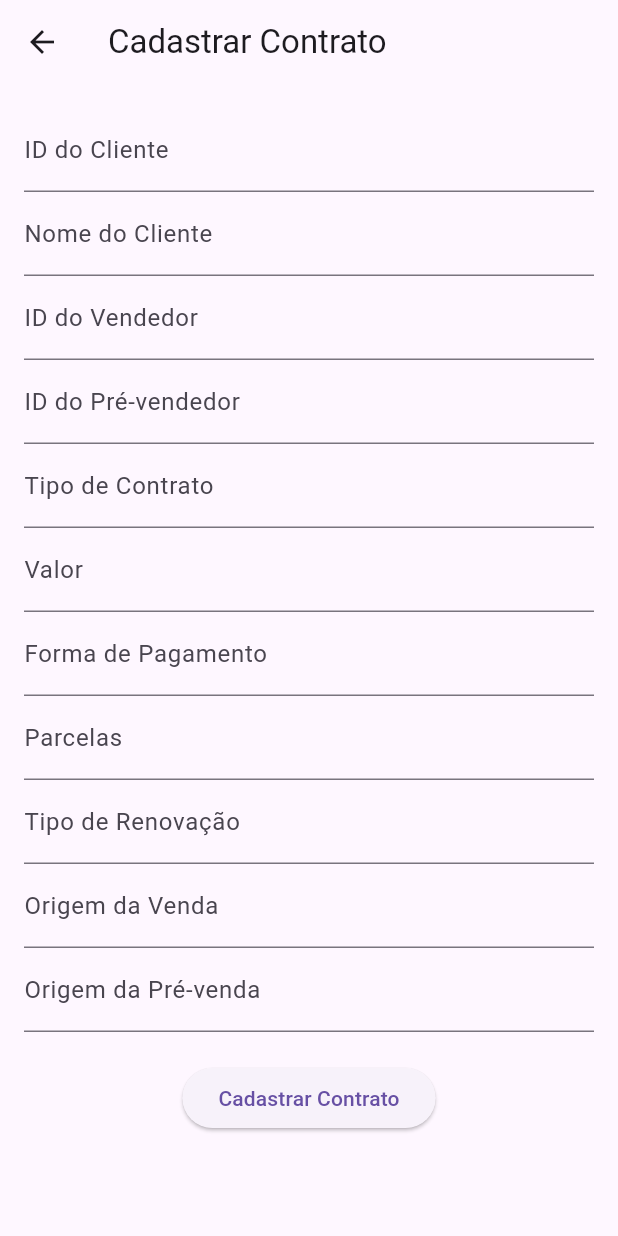
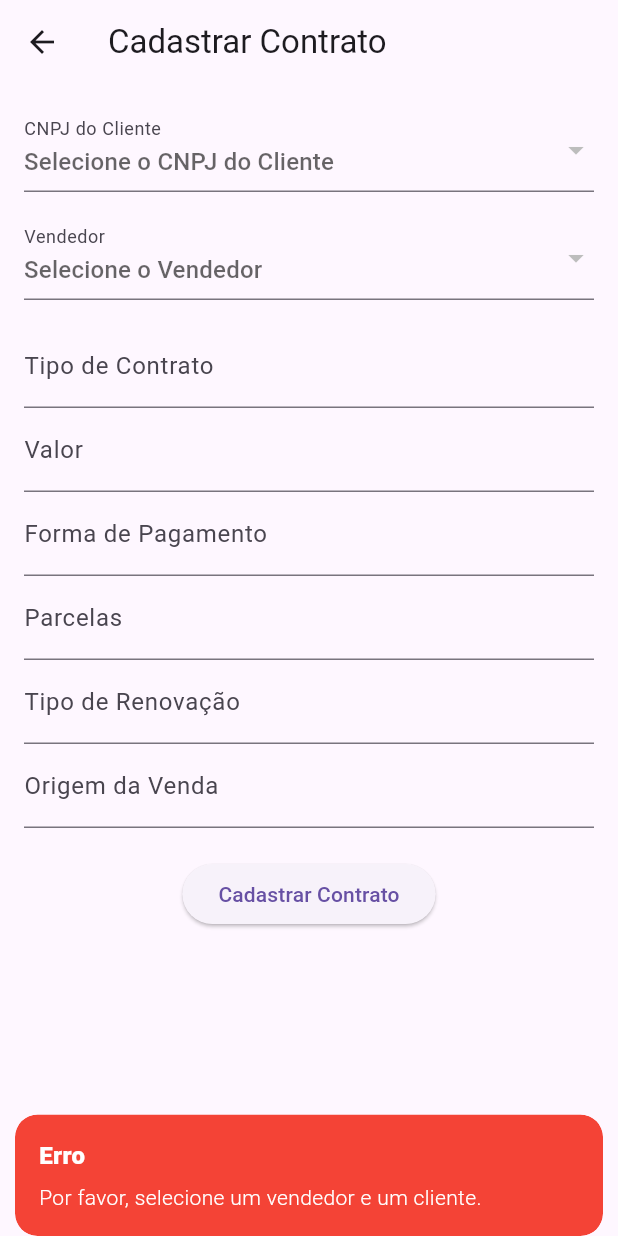
Before and after one commit to Raizhe/comissao-flutter-web, a Flutter app: the ContractFormPage screen opened by its route, after a tap on "Cadastrar Contrato", on a phone screen of 412 x 824 dp. Run offline on Flutter 3.47's test engine with Material 3 defaults, Android fonts, the phone set to English and light mode, and no system bars; our stand-ins replace cloud_firestore, firebase_auth, firebase_core, fl_chart, flutter_masked_text2, get; accounts and stored records are empty.

Commit message:
contract form updated

```diff
--- a/lib/data/models/contract_model.dart
+++ b/lib/data/models/contract_model.dart
@@ -3,10 +3,9 @@ import 'package:cloud_firestore/cloud_firestore.dart';
 
 class ContractModel {
   final String contractId;
-  final String clientId;
+  final String clientCNPJ; // Substituindo clientId por clientCNPJ
   final String clientName;
   final String sellerId;
-  final String preSellerId;
   final String type;
   final double amount;
   final DateTime startDate;
@@ -17,14 +16,12 @@ class ContractModel {
   final int installments;
   final String renewalType;
   final String salesOrigin;
-  final String preSalesOrigin;
 
   ContractModel({
     required this.contractId,
-    required this.clientId,
+    required this.clientCNPJ,
     required this.clientName,
     required this.sellerId,
-    required this.preSellerId,
     required this.type,
     required this.amount,
     required this.startDate,
@@ -35,28 +32,25 @@ class ContractModel {
     required this.installments,
     required this.renewalType,
     required this.salesOrigin,
-    required this.preSalesOrigin,
   });
 
   // Método para converter de Firestore para ContractModel
   factory ContractModel.fromFirestore(Map<String, dynamic> data) {
     return ContractModel(
       contractId: data['contractId'] ?? '',
-      clientId: data['clientId'] ?? '',
+      clientCNPJ: data['clientCNPJ'] ?? '',
       clientName: data['clientName'] ?? '',
       sellerId: data['sellerId'] ?? '',
-      preSellerId: data['preSellerId'] ?? '',
       type: data['type'] ?? '',
-      amount: (data['amount'] as num).toDouble(), // Conversão garantida para double
+      amount: (data['amount'] as num).toDouble(),
       startDate: (data['startDate'] as Timestamp).toDate(),
       endDate: data['endDate'] != null ? (data['endDate'] as Timestamp).toDate() : null,
       status: data['status'] ?? '',
       createdAt: (data['createdAt'] as Timestamp).toDate(),
       paymentMethod: data['paymentMethod'] ?? '',
-      installments: (data['installments'] as num).toInt(), // Conversão garantida para int
+      installments: (data['installments'] as num).toInt(),
       renewalType: data['renewalType'] ?? '',
       salesOrigin: data['salesOrigin'] ?? '',
-      preSalesOrigin: data['preSalesOrigin'] ?? '',
     );
   }
 
@@ -64,10 +58,9 @@ class ContractModel {
   Map<String, dynamic> toFirestore() {
     return {
       'contractId': contractId,
-      'clientId': clientId,
+      'clientCNPJ': clientCNPJ,
       'clientName': clientName,
       'sellerId': sellerId,
-      'preSellerId': preSellerId,
       'type': type,
       'amount': amount,
       'startDate': startDate,
@@ -78,7 +71,6 @@ class ContractModel {
       'installments': installments,
       'renewalType': renewalType,
       'salesOrigin': salesOrigin,
-      'preSalesOrigin': preSalesOrigin,
     };
   }
 }
--- a/lib/presentation/screens/contract/contract_form_page.dart
+++ b/lib/presentation/screens/contract/contract_form_page.dart
@@ -1,50 +1,128 @@
-import 'package:comissao_flutter_web/presentation/screens/contract/controllers/contracts_controller.dart';
+// lib/presentation/screens/contract/contract_form_page.dart
 import 'package:flutter/material.dart';
 import 'package:get/get.dart';
 import 'package:uuid/uuid.dart';
+import 'package:cloud_firestore/cloud_firestore.dart';
 import '../../../data/models/contract_model.dart';
+import '../contract/controllers/contracts_controller.dart';
 
+class ContractFormPage extends StatefulWidget {
+  const ContractFormPage({Key? key}) : super(key: key);
 
-class ContractFormPage extends StatelessWidget {
+  @override
+  _ContractFormPageState createState() => _ContractFormPageState();
+}
+
+class _ContractFormPageState extends State<ContractFormPage> {
   final ContractController _contractController = Get.put(ContractController());
 
-  final _clientIdController = TextEditingController();
-  final _clientNameController = TextEditingController();
-  final _sellerIdController = TextEditingController();
-  final _preSellerIdController = TextEditingController();
   final _typeController = TextEditingController();
   final _amountController = TextEditingController();
   final _paymentMethodController = TextEditingController();
   final _installmentsController = TextEditingController();
   final _renewalTypeController = TextEditingController();
   final _salesOriginController = TextEditingController();
-  final _preSalesOriginController = TextEditingController();
 
-  ContractFormPage({super.key});
+  String? _selectedSellerId;
+  String? _selectedClientCNPJ;
+  String? _selectedClientName;
+
+  List<Map<String, String>> _sellers = [];
+  List<Map<String, String>> _clients = [];
+
+  @override
+  void initState() {
+    super.initState();
+    _fetchSellers();
+    _fetchClientCNPJs();
+  }
+  Future<void> _fetchSellers() async {
+    QuerySnapshot<Map<String, dynamic>> snapshot =
+    await FirebaseFirestore.instance.collection('sellers').get();
+
+    setState(() {
+      _sellers = snapshot.docs.map((doc) {
+        final data = doc.data();
+        return {
+          'uid': doc.id, // UID do vendedor
+          'name': data['name']?.toString() ?? 'Sem Nome', // Nome como String
+        };
+      }).toList();
+    });
+  }
+
+  Future<void> _fetchClientCNPJs() async {
+    QuerySnapshot<Map<String, dynamic>> snapshot =
+    await FirebaseFirestore.instance.collection('clients').get();
+
+    setState(() {
+      _clients = snapshot.docs.map((doc) {
+        final data = doc.data();
+        return {
+          'cnpj': data['cnpj']?.toString() ?? 'Sem CNPJ', // CNPJ como String
+          'name': data['name']?.toString() ?? 'Sem Nome', // Nome como String
+        };
+      }).toList();
+    });
+  }
+
+
 
   Future<void> _addContract() async {
+    if (_selectedSellerId == null || _selectedClientCNPJ == null) {
+      Get.snackbar(
+        'Erro',
+        'Por favor, selecione um vendedor e um cliente.',
+        backgroundColor: Colors.red,
+        colorText: Colors.white,
+        snackPosition: SnackPosition.BOTTOM,
+      );
+      return;
+    }
+
+    try {
       String contractId = const Uuid().v4();
 
       ContractModel newContract = ContractModel(
         contractId: contractId,
-      clientId: _clientIdController.text.trim(),
-      clientName: _clientNameController.text.trim(),
-      sellerId: _sellerIdController.text.trim(),
-      preSellerId: _preSellerIdController.text.trim(),
+        clientCNPJ: _selectedClientCNPJ!,
+        clientName: _selectedClientName!,
+        sellerId: _selectedSellerId!,
         type: _typeController.text.trim(),
         amount: double.parse(_amountController.text.trim()),
         startDate: DateTime.now(),
-      endDate: null, // Adicione a lógica para escolher uma data final se necessário
-      status: 'ativo', // Definir status inicial
+        endDate: null,
+        status: 'ativo',
         createdAt: DateTime.now(),
         paymentMethod: _paymentMethodController.text.trim(),
         installments: int.parse(_installmentsController.text.trim()),
         renewalType: _renewalTypeController.text.trim(),
         salesOrigin: _salesOriginController.text.trim(),
-      preSalesOrigin: _preSalesOriginController.text.trim(),
       );
 
       await _contractController.addContract(newContract);
+
+      Get.snackbar(
+        'Sucesso',
+        'Contrato cadastrado com sucesso!',
+        backgroundColor: Colors.green,
+        colorText: Colors.white,
+        snackPosition: SnackPosition.BOTTOM,
+        duration: const Duration(seconds: 3),
+      );
+
+      Future.delayed(const Duration(seconds: 1), () {
+        Get.offAllNamed('/home');
+      });
+    } catch (e) {
+      Get.snackbar(
+        'Erro',
+        'Erro ao cadastrar contrato: $e',
+        backgroundColor: Colors.red,
+        colorText: Colors.white,
+        snackPosition: SnackPosition.BOTTOM,
+      );
+    }
   }
 
   @override
@@ -55,24 +133,45 @@ class ContractFormPage extends StatelessWidget {
       ),
       body: Padding(
         padding: const EdgeInsets.all(16.0),
+        child: SingleChildScrollView(
           child: Column(
             children: [
-            TextField(
-              controller: _clientIdController,
-              decoration: const InputDecoration(labelText: 'ID do Cliente'),
+              DropdownButtonFormField<String>(
+                value: _selectedClientCNPJ,
+                hint: const Text('Selecione o CNPJ do Cliente'),
+                items: _clients.map((client) {
+                  return DropdownMenuItem<String>(
+                    value: client['cnpj'],
+                    child: Text('${client['cnpj']} - ${client['name']}'),
+                  );
+                }).toList(),
+                onChanged: (value) {
+                  setState(() {
+                    _selectedClientCNPJ = value;
+                    _selectedClientName = _clients
+                        .firstWhere((client) => client['cnpj'] == value)['name'];
+                  });
+                },
+                decoration: const InputDecoration(labelText: 'CNPJ do Cliente'),
               ),
-            TextField(
-              controller: _clientNameController,
-              decoration: const InputDecoration(labelText: 'Nome do Cliente'),
+              const SizedBox(height: 16),
+              DropdownButtonFormField<String>(
+                value: _selectedSellerId,
+                hint: const Text('Selecione o Vendedor'),
+                items: _sellers.map((seller) {
+                  return DropdownMenuItem<String>(
+                    value: seller['uid'],
+                    child: Text(seller['name']!),
+                  );
+                }).toList(),
+                onChanged: (value) {
+                  setState(() {
+                    _selectedSellerId = value;
+                  });
+                },
+                decoration: const InputDecoration(labelText: 'Vendedor'),
               ),
-            TextField(
-              controller: _sellerIdController,
-              decoration: const InputDecoration(labelText: 'ID do Vendedor'),
-            ),
-            TextField(
-              controller: _preSellerIdController,
-              decoration: const InputDecoration(labelText: 'ID do Pré-vendedor'),
-            ),
+              const SizedBox(height: 16),
               TextField(
                 controller: _typeController,
                 decoration: const InputDecoration(labelText: 'Tipo de Contrato'),
@@ -99,10 +198,6 @@ class ContractFormPage extends StatelessWidget {
                 controller: _salesOriginController,
                 decoration: const InputDecoration(labelText: 'Origem da Venda'),
               ),
-            TextField(
-              controller: _preSalesOriginController,
-              decoration: const InputDecoration(labelText: 'Origem da Pré-venda'),
-            ),
               const SizedBox(height: 20),
               ElevatedButton(
                 onPressed: _addContract,
@@ -111,6 +206,7 @@ class ContractFormPage extends StatelessWidget {
             ],
           ),
         ),
+      ),
     );
   }
 }
--- a/lib/presentation/screens/contract/contracts_details_page.dart
+++ b/lib/presentation/screens/contract/contracts_details_page.dart
@@ -31,6 +31,7 @@ class ContractDetailsPage extends StatelessWidget {
               ),
               child: Padding(
                 padding: const EdgeInsets.all(16.0),
+                child: SingleChildScrollView(
                   child: Column(
                     crossAxisAlignment: CrossAxisAlignment.start,
                     children: [
@@ -43,6 +44,9 @@ class ContractDetailsPage extends StatelessWidget {
                       ),
                       const SizedBox(height: 12),
                       _buildDetailRow('ID do Contrato', contract.contractId),
+                      _buildDetailRow('CNPJ do Cliente', contract.clientCNPJ),
+                      _buildDetailRow('Nome do Cliente', contract.clientName),
+                      _buildDetailRow('Vendedor', contract.sellerId),
                       _buildDetailRow('Tipo', contract.type),
                       _buildDetailRow(
                         'Valor',
@@ -67,11 +71,7 @@ class ContractDetailsPage extends StatelessWidget {
                         '${contract.installments.toString()}x',
                       ),
                       _buildDetailRow('Tipo de Renovação', contract.renewalType),
-                    _buildDetailRow('ID do Cliente', contract.clientId),
-                    _buildDetailRow('Vendedor', contract.sellerId),
-                    _buildDetailRow('Pré-Vendedor', contract.preSellerId),
                       _buildDetailRow('Origem de Vendas', contract.salesOrigin),
-                    _buildDetailRow('Origem Pré-Venda', contract.preSalesOrigin),
                       const SizedBox(height: 12),
                       Align(
                         alignment: Alignment.centerRight,
@@ -83,6 +83,7 @@ class ContractDetailsPage extends StatelessWidget {
                         ),
                       ),
                     ],
+                  ),
                 ),
               ),
             ),
@@ -107,6 +108,7 @@ class ContractDetailsPage extends StatelessWidget {
             child: Text(
               value,
               overflow: TextOverflow.ellipsis, // Garante que o texto longo não estoure
+              style: const TextStyle(fontSize: 16),
             ),
           ),
         ],
```
Lines whose indentation alone changed are shown as unchanged.
